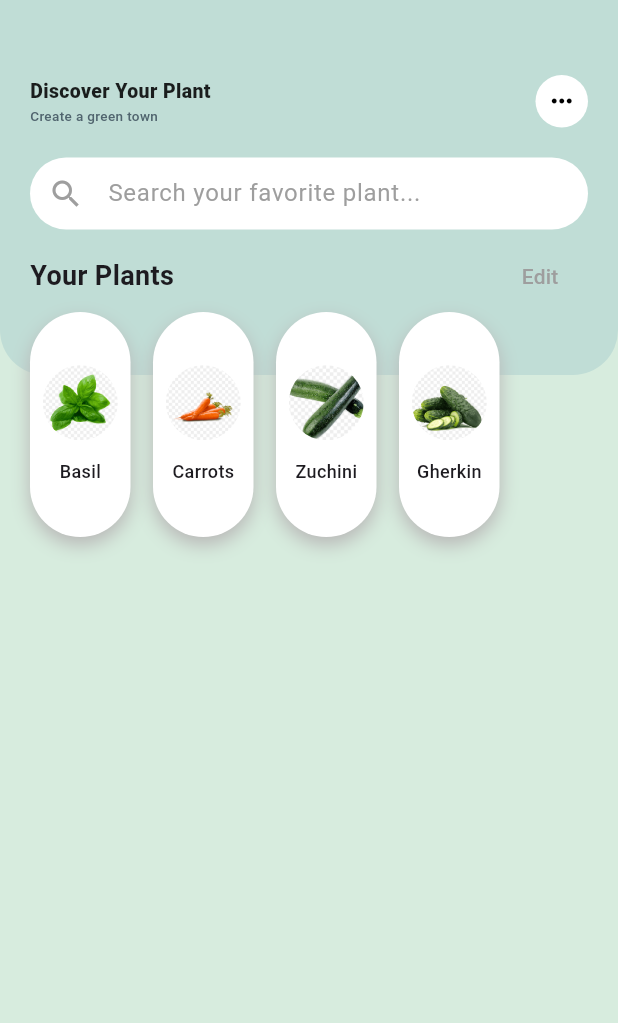
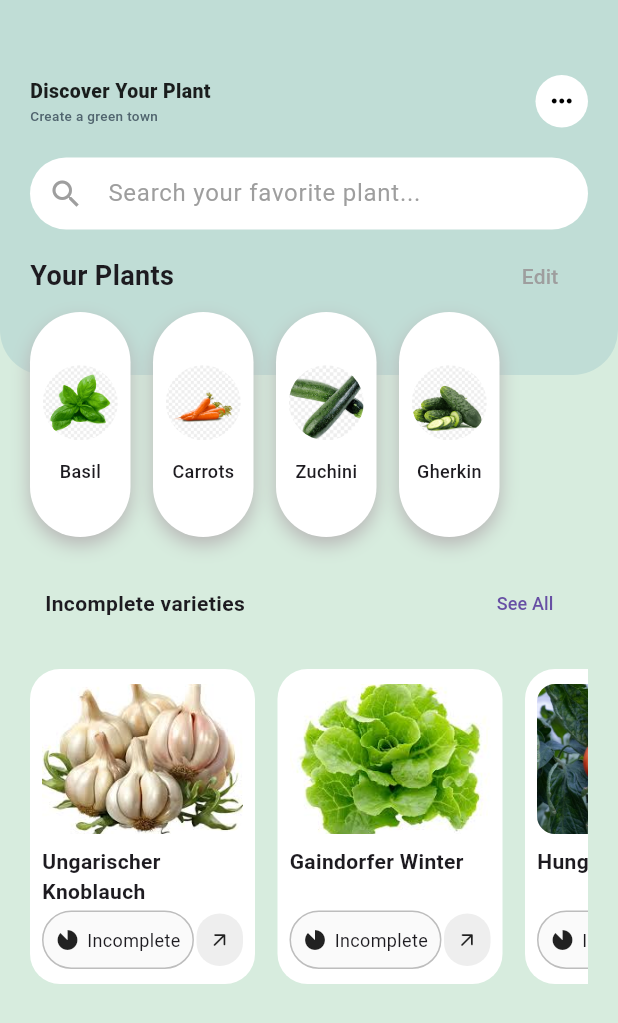
Before and after one commit to wesley-kami/AgriMobileApp, a Flutter app: the screen it shows after launch, on a phone screen of 412 x 824 dp. Shown: the top 1023 px of the screen. Run offline on Flutter 3.47's test engine with Material 3 defaults, Android fonts, the phone set to English and light mode, and no system bars.

Commit message:
Ajout des widget de végétation

```diff
--- a/lib/appbar.dart
+++ b/lib/appbar.dart
@@ -74,7 +74,6 @@ class Appbar extends StatelessWidget {
 
               const SizedBox(height: 20),
 
-              // --- BOTTOM ROW: Search Bar ---
               Expanded(child: TextField(
                 decoration: InputDecoration(
                   hintText: 'Search your favorite plant...',
--- a/lib/productslist.dart
+++ b/lib/productslist.dart
@@ -16,8 +16,22 @@ class Productslist extends StatelessWidget {
       'Basil',
       'Carrots',
       'Zuchini',
-      'Gherkin'
+      'Gherkin',
     ];
+
+    final List<String> vegies =[
+        "assets/vegies/garlic.jpeg",
+        "assets/vegies/letus.jpeg",
+        "assets/vegies/tomato-cristal.jpeg",
+        "assets/vegies/pepper.jpg",
+    ];
+
+    final List<String> vegieName = [
+      "Ungarischer Knoblauch",
+      "Gaindorfer Winter",
+      "Hungarian Garlic",
+      "Capsicum annuum"
+    ] ;
 
 
     return Container(
@@ -69,16 +83,99 @@ class Productslist extends StatelessWidget {
                     Text(
                       fruitNames[index],
                       style: const TextStyle(fontSize: 12, fontWeight: FontWeight.w500),
-                    )
+                    ),
                   ],
                 ),
+
               );
             },
             separatorBuilder: (BuildContext context, int index) => const SizedBox(width: 15.0),
             scrollDirection: Axis.horizontal,
             ),
-        )
+        ),
+        Container(
+          margin: EdgeInsets.fromLTRB(10,20,10,20),
+          child: Row(
+            mainAxisAlignment: MainAxisAlignment.spaceBetween,
+            children: [
+            Text(
+              "Incomplete varieties",
+              style: TextStyle(fontWeight: FontWeight.bold),
+            ),
+            TextButton(onPressed:() {}, child: Text("See All",style:TextStyle(fontSize:12)))
+          ]),
+        ),
+        SizedBox(
+          height: 210,
+          child: ListView.separated(
+            scrollDirection: Axis.horizontal,
+            itemCount: vegies.length,
+            separatorBuilder: (_, __) => const SizedBox(width: 15),
+            itemBuilder: (context, index) {
+              return Container(
+                width: 150,
+                padding: EdgeInsets.fromLTRB(8, 10, 8, 10),
+                decoration: BoxDecoration(
+                  color: Colors.white,
+                  borderRadius: BorderRadius.circular(20),
+                ),
+                child: Column(
+                  crossAxisAlignment: CrossAxisAlignment.start,
+                  children: [
+                    ClipRRect(
+                        borderRadius: BorderRadius.circular(12),
+                      child:
+                        Image.asset(
+                          vegies[index],
+                          height: 100,
+                          width:double.infinity,
+                          fit: BoxFit.cover,
+                        ),
+                    ),
+                    const SizedBox(height: 8),
+                    Text(
+                      vegieName[index],
+                      style: const TextStyle(fontWeight: FontWeight.bold),
+                    ),
+                    const Spacer(),
+                    Row(
+                      mainAxisAlignment: MainAxisAlignment.spaceBetween,
+                      children: [
+                        Container(
+                          padding: EdgeInsets.fromLTRB(8, 10, 8, 10),
+                          decoration: BoxDecoration(
+                            color: Colors.grey[50],
+                            borderRadius:BorderRadius.circular(50),
+                            border: Border.all(color: const Color.fromARGB(96, 87, 87, 87),style: BorderStyle.solid)
+                          ),
+                          child: Row(
+                            children: [
+                              Icon(Icons.incomplete_circle_outlined, size: 16),
+                              SizedBox(width: 5),
+                              Text("Incomplete", style: TextStyle(fontSize: 12)),
+                            ],
+                          ),
+                        ),
+                        const Spacer(),
+                        Container(
+                          padding:EdgeInsets.fromLTRB(8, 10, 8, 10),
+                          decoration: BoxDecoration(
+                            color: Colors.grey[200],
+                            borderRadius:BorderRadius.circular(50) ,
+                          ),
+                          child: Icon(Icons.arrow_outward_rounded, size: 15)
+                          ),
+                      ],
+                    ),
+                  ],
+                ),
+              );
+            },
+          ),
+        ),
+
       ],),
+
     );
   }
 }
--- a/pubspec.yaml
+++ b/pubspec.yaml
@@ -60,6 +60,7 @@ flutter:
   # To add assets to your application, add an assets section, like this:
   assets:
     - assets/fruits/
+    - assets/vegies/
   #   - images/a_dot_ham.jpeg
 
   # An image asset can refer to one or more resolution-specific "variants", see
```
Also changed, not shown: assets/vegies/garlic.jpeg (added), assets/vegies/letus.jpeg (added), assets/vegies/pepper.jpg (added), assets/vegies/tomato-cristal.jpeg (added).
